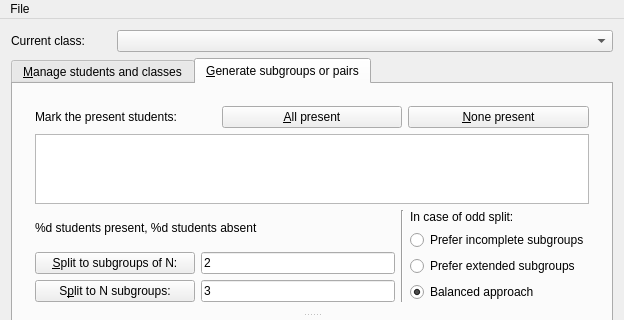
jackbadlands/studentchooser, file mainwindow.ui: the form before one commit; both pictures show x 0 to 624 and y 0 to 320 of the 624 by 481 pixel window.
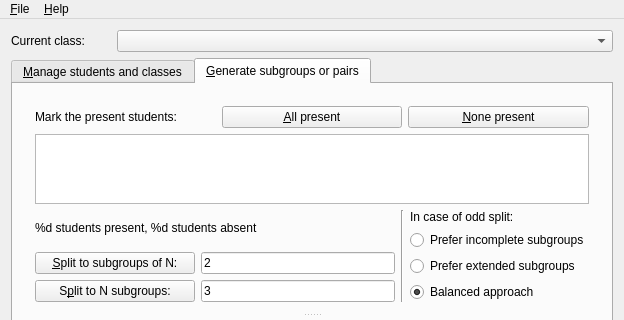
The form after the commit. Custom widgets are drawn as their Qt base class.

Commit message: Open project webpage action

What changed in the file:
```diff
--- a/mainwindow.ui
+++ b/mainwindow.ui
@@ -308,14 +308,21 @@
    </property>
    <widget class="QMenu" name="menuFile">
     <property name="title">
-     <string>File</string>
+     <string>&amp;File</string>
     </property>
     <addaction name="actionExport_to_file"/>
     <addaction name="actionImport_from_file"/>
     <addaction name="separator"/>
     <addaction name="actionQuit"/>
    </widget>
+   <widget class="QMenu" name="menuHelp">
+    <property name="title">
+     <string>&amp;Help</string>
+    </property>
+    <addaction name="actionOpen_project_webpage"/>
+   </widget>
    <addaction name="menuFile"/>
+   <addaction name="menuHelp"/>
   </widget>
   <action name="actionExport_to_file">
    <property name="text">
```
Left out of the diff: 11 changed lines with no effect on the pictures. The commit also changes 2 other files.
